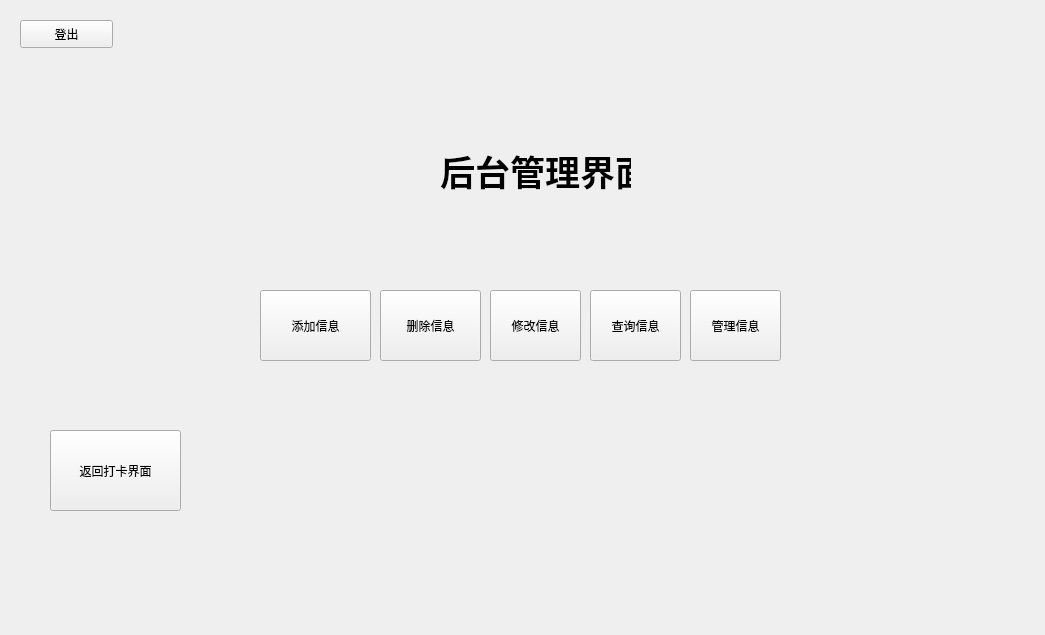
Old version of the form ATSystem/Maincontrol.ui in the repository AKHYui/Swipe-System.
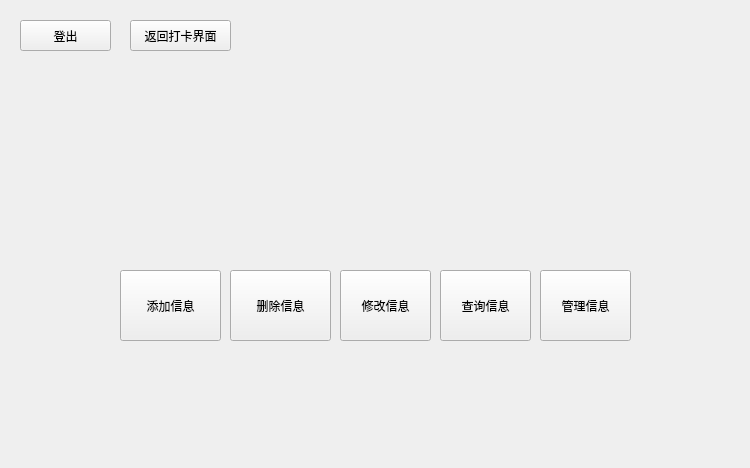
New version of the form. Icons and pictures are not drawn.

```diff
--- a/ATSystem/Maincontrol.ui
+++ b/ATSystem/Maincontrol.ui
@@ -6,52 +6,46 @@
    <rect>
     <x>0</x>
     <y>0</y>
-    <width>1045</width>
-    <height>635</height>
+    <width>750</width>
+    <height>468</height>
    </rect>
   </property>
   <property name="windowTitle">
    <string>Form</string>
   </property>
-  <widget class="QLabel" name="label">
+  <property name="styleSheet">
+   <string notr="true"/>
+  </property>
+  <widget class="QWidget" name="widget" native="true">
    <property name="geometry">
     <rect>
-     <x>440</x>
-     <y>130</y>
-     <width>191</width>
-     <height>81</height>
+     <x>0</x>
+     <y>0</y>
+     <width>751</width>
+     <height>471</height>
     </rect>
    </property>
-   <property name="font">
-    <font>
-     <family>ADMUI3Lg</family>
-     <pointsize>26</pointsize>
-     <weight>75</weight>
-     <bold>true</bold>
-    </font>
+   <property name="styleSheet">
+    <string notr="true">image: url(:/new/prefix1/img/main.png);</string>
    </property>
-   <property name="text">
-    <string>后台管理界面</string>
-   </property>
-  </widget>
-  <widget class="QPushButton" name="AddCard">
+   <widget class="QPushButton" name="backhome">
    <property name="geometry">
     <rect>
-     <x>260</x>
-     <y>290</y>
-     <width>111</width>
-     <height>71</height>
+      <x>130</x>
+      <y>20</y>
+      <width>101</width>
+      <height>31</height>
     </rect>
    </property>
    <property name="text">
-    <string>添加信息</string>
+     <string>返回打卡界面</string>
    </property>
   </widget>
   <widget class="QPushButton" name="DeleteCard">
    <property name="geometry">
     <rect>
-     <x>380</x>
-     <y>290</y>
+      <x>230</x>
+      <y>270</y>
      <width>101</width>
      <height>71</height>
     </rect>
@@ -60,24 +54,24 @@
     <string>删除信息</string>
    </property>
   </widget>
-  <widget class="QPushButton" name="UpdateCard">
+   <widget class="QPushButton" name="AddCard">
    <property name="geometry">
     <rect>
-     <x>490</x>
-     <y>290</y>
-     <width>91</width>
+      <x>120</x>
+      <y>270</y>
+      <width>101</width>
      <height>71</height>
     </rect>
    </property>
    <property name="text">
-    <string>修改信息</string>
+     <string>添加信息</string>
    </property>
   </widget>
   <widget class="QPushButton" name="SelectCard">
    <property name="geometry">
     <rect>
-     <x>590</x>
-     <y>290</y>
+      <x>440</x>
+      <y>270</y>
      <width>91</width>
      <height>71</height>
     </rect>
@@ -86,11 +80,24 @@
     <string>查询信息</string>
    </property>
   </widget>
+   <widget class="QPushButton" name="UpdateCard">
+    <property name="geometry">
+     <rect>
+      <x>340</x>
+      <y>270</y>
+      <width>91</width>
+      <height>71</height>
+     </rect>
+    </property>
+    <property name="text">
+     <string>修改信息</string>
+    </property>
+   </widget>
   <widget class="QPushButton" name="AdminCard">
    <property name="geometry">
     <rect>
-     <x>690</x>
-     <y>290</y>
+      <x>540</x>
+      <y>270</y>
      <width>91</width>
      <height>71</height>
     </rect>
@@ -99,31 +106,22 @@
     <string>管理信息</string>
    </property>
   </widget>
-  <widget class="QPushButton" name="backhome">
-   <property name="geometry">
-    <rect>
-     <x>50</x>
-     <y>430</y>
-     <width>131</width>
-     <height>81</height>
-    </rect>
-   </property>
-   <property name="text">
-    <string>返回打卡界面</string>
-   </property>
-  </widget>
   <widget class="QPushButton" name="back">
    <property name="geometry">
     <rect>
      <x>20</x>
      <y>20</y>
-     <width>93</width>
-     <height>28</height>
-    </rect>
-   </property>
+      <width>91</width>
+      <height>31</height>
+     </rect>
+    </property>
+    <property name="styleSheet">
+     <string notr="true"/>
+    </property>
    <property name="text">
     <string>登出</string>
    </property>
+   </widget>
   </widget>
  </widget>
  <resources/>
```
Lines whose indentation alone changed are shown as unchanged.
